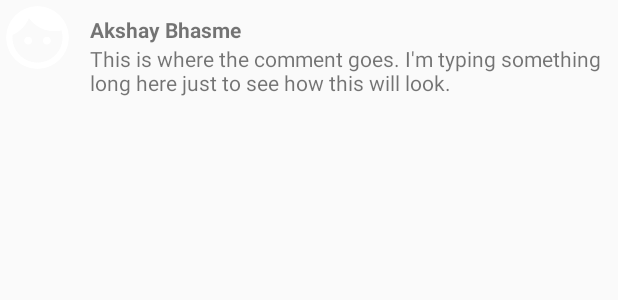
After one commit to akshaybhasme/locus-android, an Android app: the layout row_comment.xml on its own in the app's theme, with its tools: preview values and no code run, on a phone screen of 412 x 824 dp. The commit adds this screen. Shown: the top 300 px of the screen. Run offline under Robolectric (Android 15) with nearby library versions, the phone set to English and light mode, and no system bars.

Commit message:
Comments layout and comments adapter added

```diff
--- a/app/src/main/res/layout/activity_story_capture.xml
+++ b/app/src/main/res/layout/activity_story_capture.xml
@@ -49,14 +49,13 @@
                     <EditText
                         android:layout_width="match_parent"
                         android:layout_height="wrap_content"
-                        android:inputType="textMultiLine"
+                        android:inputType="textMultiLine|textCapSentences"
                         android:ems="10"
                         android:id="@+id/etStoryText"
                         android:layout_below="@+id/ibSelectMedia"
                         android:layout_margin="10dp"
                         android:background="#00000000"
-                        android:hint="Say something. Tap here."
-                        android:capitalize="sentences" />
+                        android:hint="Say something. Tap here." />
 
                 </LinearLayout>
 
--- /dev/null
+++ b/app/src/main/res/layout/row_comment.xml
@@ -0,0 +1,34 @@
+<?xml version="1.0" encoding="utf-8"?>
+<LinearLayout xmlns:android="http://schemas.android.com/apk/res/android"
+    android:orientation="horizontal"
+    android:layout_width="match_parent"
+    android:layout_height="match_parent">
+
+    <ImageView
+        android:id="@+id/ivProfilePic"
+        android:layout_width="50dp"
+        android:layout_height="50dp"
+        android:src="@drawable/ic_face_white_48dp" />
+
+    <LinearLayout
+        android:layout_width="match_parent"
+        android:layout_height="wrap_content"
+        android:orientation="vertical"
+        android:padding="10dp">
+
+        <TextView
+            android:id="@+id/tvName"
+            android:layout_width="wrap_content"
+            android:layout_height="wrap_content"
+            android:text="Akshay Bhasme"
+            android:textStyle="bold" />
+
+        <TextView
+            android:id="@+id/tvText"
+            android:layout_width="wrap_content"
+            android:layout_height="wrap_content"
+            android:text="This is where the comment goes. I'm typing something long here just to see how this will look." />
+
+    </LinearLayout>
+
+</LinearLayout>
```
Also changed, not shown: app/src/main/java/com/radiuslabs/locus/CommentsDialog.java (added, +17 -0 lines), app/src/main/java/com/radiuslabs/locus/adapters/CommentsAdapter.java (added, +69 -0 lines), app/src/main/res/layout/fragment_comments.xml (added, +39 -0 lines).
